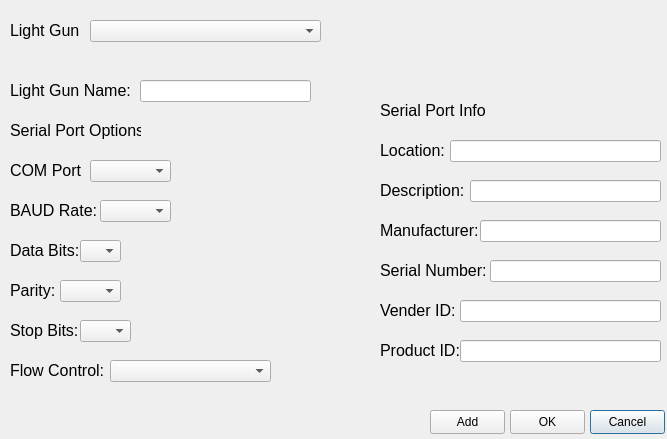
This is Windows/addLightGunWindow.ui in 6Bolt/Hook-Of-The-Reaper as Qt 5 draws it before an edit. The edited form follows.
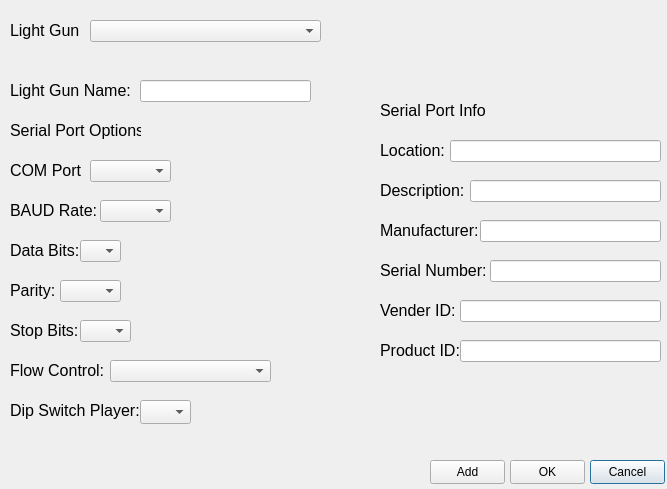
This is the edited form.

Commit message: Added Support for multiple Default Light Guns. Loads Commands from file now.

Diff of the .ui file:
```diff
--- a/Windows/addLightGunWindow.ui
+++ b/Windows/addLightGunWindow.ui
@@ -7,7 +7,7 @@
     <x>0</x>
     <y>0</y>
     <width>667</width>
-    <height>439</height>
+    <height>489</height>
    </rect>
   </property>
   <property name="sizePolicy">
@@ -321,7 +321,7 @@
    <property name="geometry">
     <rect>
      <x>590</x>
-     <y>410</y>
+     <y>460</y>
      <width>75</width>
      <height>24</height>
     </rect>
@@ -337,7 +337,7 @@
    <property name="geometry">
     <rect>
      <x>510</x>
-     <y>410</y>
+     <y>460</y>
      <width>75</width>
      <height>24</height>
     </rect>
@@ -353,7 +353,7 @@
    <property name="geometry">
     <rect>
      <x>430</x>
-     <y>410</y>
+     <y>460</y>
      <width>75</width>
      <height>24</height>
     </rect>
@@ -594,6 +594,34 @@
     <string>Serial Port Info</string>
    </property>
   </widget>
+  <widget class="QLabel" name="label_10">
+   <property name="geometry">
+    <rect>
+     <x>10</x>
+     <y>390</y>
+     <width>131</width>
+     <height>41</height>
+    </rect>
+   </property>
+   <property name="font">
+    <font>
+     <pointsize>12</pointsize>
+    </font>
+   </property>
+   <property name="text">
+    <string>Dip Switch Player:</string>
+   </property>
+  </widget>
+  <widget class="QComboBox" name="dipSwitchComboBox">
+   <property name="geometry">
+    <rect>
+     <x>140</x>
+     <y>400</y>
+     <width>51</width>
+     <height>24</height>
+    </rect>
+   </property>
+  </widget>
  </widget>
  <resources/>
  <connections/>
```
The commit also changes 9 other files.
